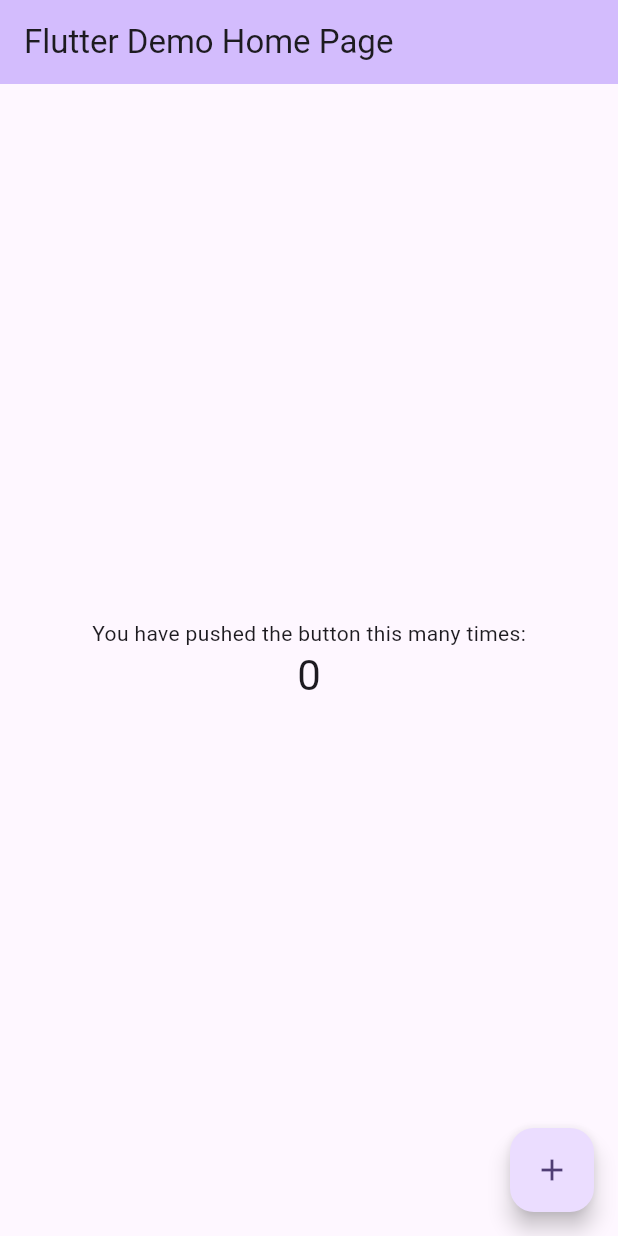
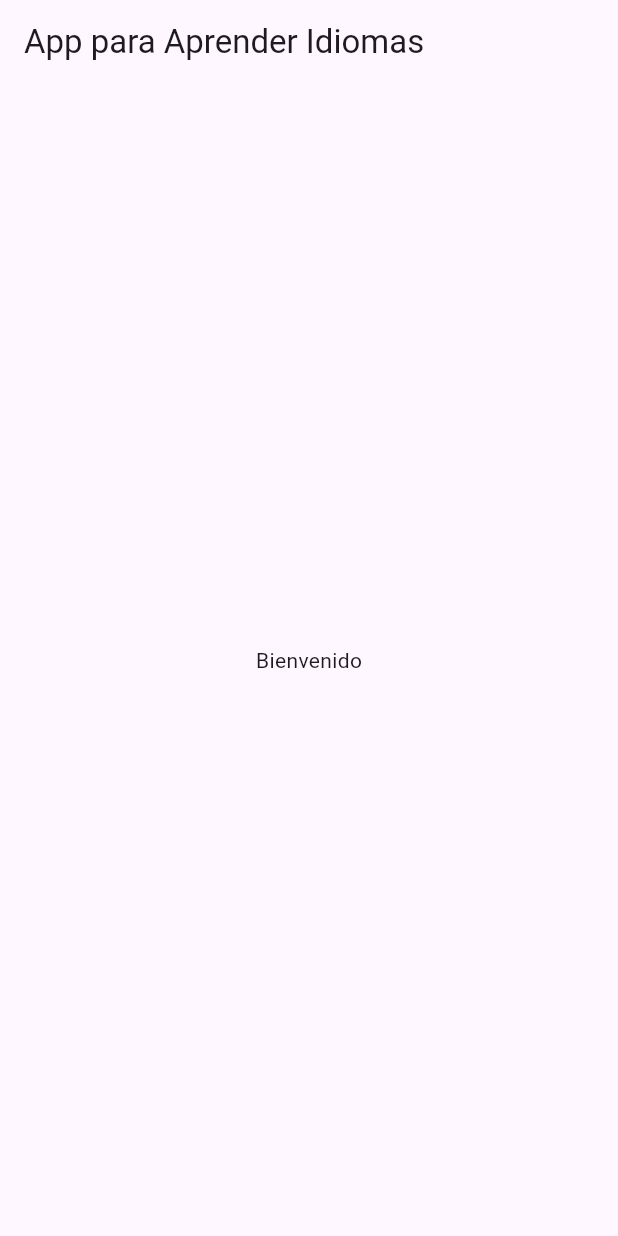
Before and after one commit to JordiRibasOficial/App-para-aprender-idiomas, a Flutter app: the screen it shows after launch, on a phone screen of 412 x 824 dp. Run offline on Flutter 3.47's test engine with Material 3 defaults, Android fonts, the phone set to English and light mode, and no system bars; our stand-ins replace flutter_riverpod, go_router.

Commit message:
feat: mobile — Paso 2, arquitectura de paquetes (Riverpod + go_router)
Añade flutter_riverpod, go_router e intl como dependencias base y
establece la estructura de capas (domain/data/presentation).
Sustituye el contador de demo del template por un HomeScreen mínimo
enrutado con go_router y envuelto en ProviderScope, listo para que
los pasos 3-6 construyan sobre esta base.

flutter analyze: sin issues. flutter test: 1/1 en verde.

```diff
--- a/src/mobile/lib/main.dart
+++ b/src/mobile/lib/main.dart
@@ -1,122 +1,21 @@
 import 'package:flutter/material.dart';
+import 'package:flutter_riverpod/flutter_riverpod.dart';
+
+import 'presentation/router/app_router.dart';
 
 void main() {
-  runApp(const MyApp());
+  runApp(const ProviderScope(child: MyApp()));
 }
 
 class MyApp extends StatelessWidget {
   const MyApp({super.key});
 
-  // This widget is the root of your application.
   @override
   Widget build(BuildContext context) {
-    return MaterialApp(
-      title: 'Flutter Demo',
-      theme: ThemeData(
-        // This is the theme of your application.
-        //
-        // TRY THIS: Try running your application with "flutter run". You'll see
-        // the application has a purple toolbar. Then, without quitting the app,
-        // try changing the seedColor in the colorScheme below to Colors.green
-        // and then invoke "hot reload" (save your changes or press the "hot
-        // reload" button in a Flutter-supported IDE, or press "r" if you used
-        // the command line to start the app).
-        //
-        // Notice that the counter didn't reset back to zero; the application
-        // state is not lost during the reload. To reset the state, use hot
-        // restart instead.
-        //
-        // This works for code too, not just values: Most code changes can be
-        // tested with just a hot reload.
-        colorScheme: .fromSeed(seedColor: Colors.deepPurple),
-      ),
-      home: const MyHomePage(title: 'Flutter Demo Home Page'),
+    return MaterialApp.router(
+      title: 'App para Aprender Idiomas',
+      theme: ThemeData(colorScheme: ColorScheme.fromSeed(seedColor: Colors.deepPurple)),
+      routerConfig: appRouter,
     );
   }
 }
-
-class MyHomePage extends StatefulWidget {
-  const MyHomePage({super.key, required this.title});
-
-  // This widget is the home page of your application. It is stateful, meaning
-  // that it has a State object (defined below) that contains fields that affect
-  // how it looks.
-
-  // This class is the configuration for the state. It holds the values (in this
-  // case the title) provided by the parent (in this case the App widget) and
-  // used by the build method of the State. Fields in a Widget subclass are
-  // always marked "final".
-
-  final String title;
-
-  @override
-  State<MyHomePage> createState() => _MyHomePageState();
-}
-
-class _MyHomePageState extends State<MyHomePage> {
-  int _counter = 0;
-
-  void _incrementCounter() {
-    setState(() {
-      // This call to setState tells the Flutter framework that something has
-      // changed in this State, which causes it to rerun the build method below
-      // so that the display can reflect the updated values. If we changed
-      // _counter without calling setState(), then the build method would not be
-      // called again, and so nothing would appear to happen.
-      _counter++;
-    });
-  }
-
-  @override
-  Widget build(BuildContext context) {
-    // This method is rerun every time setState is called, for instance as done
-    // by the _incrementCounter method above.
-    //
-    // The Flutter framework has been optimized to make rerunning build methods
-    // fast, so that you can just rebuild anything that needs updating rather
-    // than having to individually change instances of widgets.
-    return Scaffold(
-      appBar: AppBar(
-        // TRY THIS: Try changing the color here to a specific color (to
-        // Colors.amber, perhaps?) and trigger a hot reload to see the AppBar
-        // change color while the other colors stay the same.
-        backgroundColor: Theme.of(context).colorScheme.inversePrimary,
-        // Here we take the value from the MyHomePage object that was created by
-        // the App.build method, and use it to set our appbar title.
-        title: Text(widget.title),
-      ),
-      body: Center(
-        // Center is a layout widget. It takes a single child and positions it
-        // in the middle of the parent.
-        child: Column(
-          // Column is also a layout widget. It takes a list of children and
-          // arranges them vertically. By default, it sizes itself to fit its
-          // children horizontally, and tries to be as tall as its parent.
-          //
-          // Column has various properties to control how it sizes itself and
-          // how it positions its children. Here we use mainAxisAlignment to
-          // center the children vertically; the main axis here is the vertical
-          // axis because Columns are vertical (the cross axis would be
-          // horizontal).
-          //
-          // TRY THIS: Invoke "debug painting" (choose the "Toggle Debug Paint"
-          // action in the IDE, or press "p" in the console), to see the
-          // wireframe for each widget.
-          mainAxisAlignment: .center,
-          children: [
-            const Text('You have pushed the button this many times:'),
-            Text(
-              '$_counter',
-              style: Theme.of(context).textTheme.headlineMedium,
-            ),
-          ],
-        ),
-      ),
-      floatingActionButton: FloatingActionButton(
-        onPressed: _incrementCounter,
-        tooltip: 'Increment',
-        child: const Icon(Icons.add),
-      ),
-    );
-  }
-}
--- /dev/null
+++ b/src/mobile/lib/presentation/home/home_screen.dart
@@ -0,0 +1,13 @@
+import 'package:flutter/material.dart';
+
+class HomeScreen extends StatelessWidget {
+  const HomeScreen({super.key});
+
+  @override
+  Widget build(BuildContext context) {
+    return Scaffold(
+      appBar: AppBar(title: const Text('App para Aprender Idiomas')),
+      body: const Center(child: Text('Bienvenido')),
+    );
+  }
+}
--- /dev/null
+++ b/src/mobile/lib/presentation/router/app_router.dart
@@ -0,0 +1,12 @@
+import 'package:go_router/go_router.dart';
+
+import '../home/home_screen.dart';
+
+final appRouter = GoRouter(
+  routes: [
+    GoRoute(
+      path: '/',
+      builder: (context, state) => const HomeScreen(),
+    ),
+  ],
+);
--- a/src/mobile/pubspec.yaml
+++ b/src/mobile/pubspec.yaml
@@ -34,6 +34,9 @@ dependencies:
   # The following adds the Cupertino Icons font to your application.
   # Use with the CupertinoIcons class for iOS style icons.
   cupertino_icons: ^1.0.8
+  flutter_riverpod: ^3.4.2
+  go_router: ^17.4.0
+  intl: ^0.20.3
 
 dev_dependencies:
   flutter_test:
```
Also changed, not shown: src/mobile/pubspec.lock, 2 other files.
